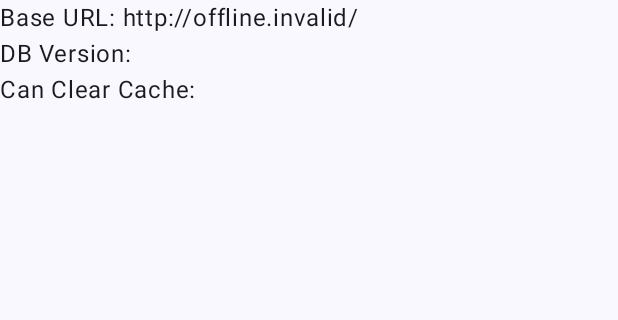
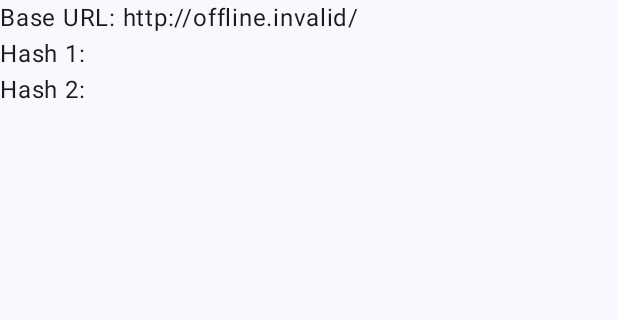
Before and after one commit to dev-ali-mansour/Icare, an Android app built with Jetpack Compose: the screen it shows after launch (MainActivity), on a phone screen of 412 x 824 dp, the part 36-356 px from its top. Run offline under Robolectric (Android 15) with nearby library versions, the phone set to English and light mode, and no system bars; our stand-ins replace Firebase (no records; nobody signed in at launch, a user with empty details on screens opened directly).

Commit message:
refactor: Use Data Module BuildConfig Fields In MainActivity.kt.

```diff
--- a/app/src/main/java/eg/edu/cu/csds/icare/MainActivity.kt
+++ b/app/src/main/java/eg/edu/cu/csds/icare/MainActivity.kt
@@ -13,6 +13,7 @@ import androidx.compose.runtime.Composable
 import androidx.compose.ui.Modifier
 import androidx.compose.ui.tooling.preview.Preview
 import eg.edu.cu.csds.icare.core.ui.theme.IcareTheme
+import eg.edu.cu.csds.icare.data.BuildConfig
 
 class MainActivity : ComponentActivity() {
     override fun onCreate(savedInstanceState: Bundle?) {
@@ -46,11 +47,11 @@ fun Greeting(
             modifier = modifier,
         )
         Text(
-            text = "DB Version: ${BuildConfig.DB_VERSION}",
+            text = "Hash 1: ${BuildConfig.CERTIFICATE_HASH_1}",
             modifier = modifier,
         )
         Text(
-            text = "Can Clear Cache: ${BuildConfig.CAN_CLEAR_CACHE}",
+            text = "Hash 2: ${BuildConfig.CERTIFICATE_HASH_2}",
             modifier = modifier,
         )
     }
```
